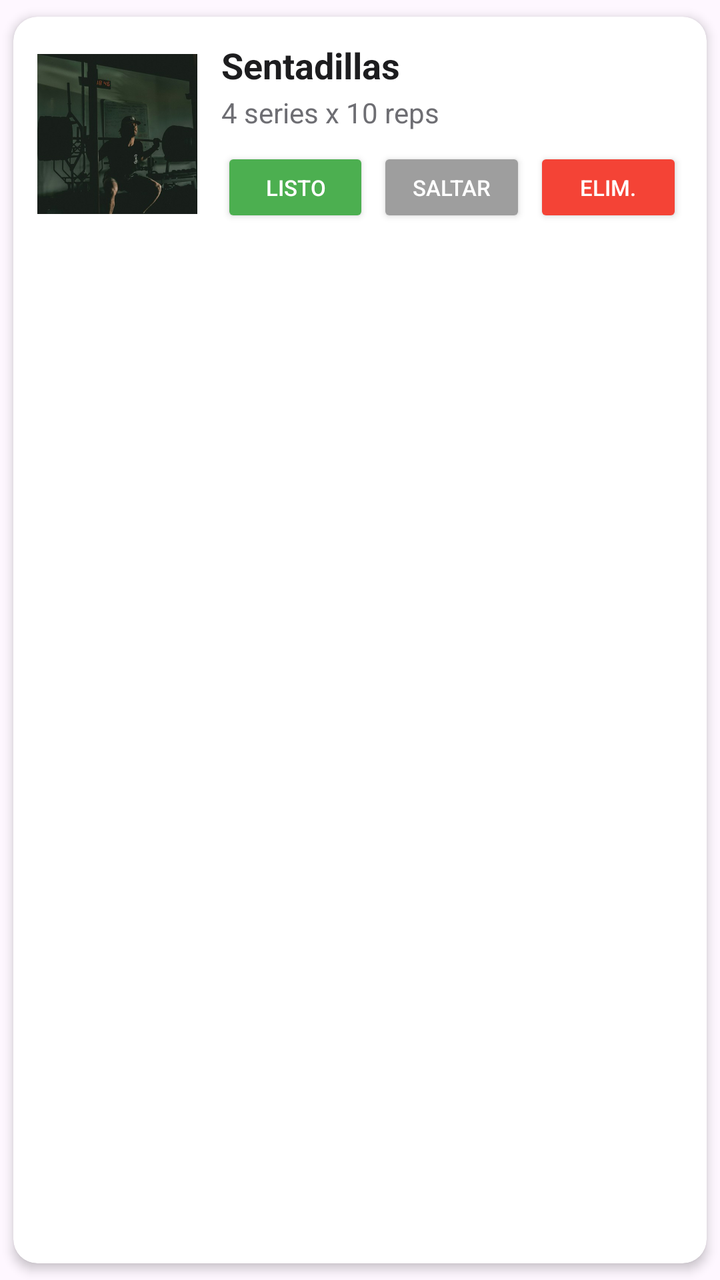
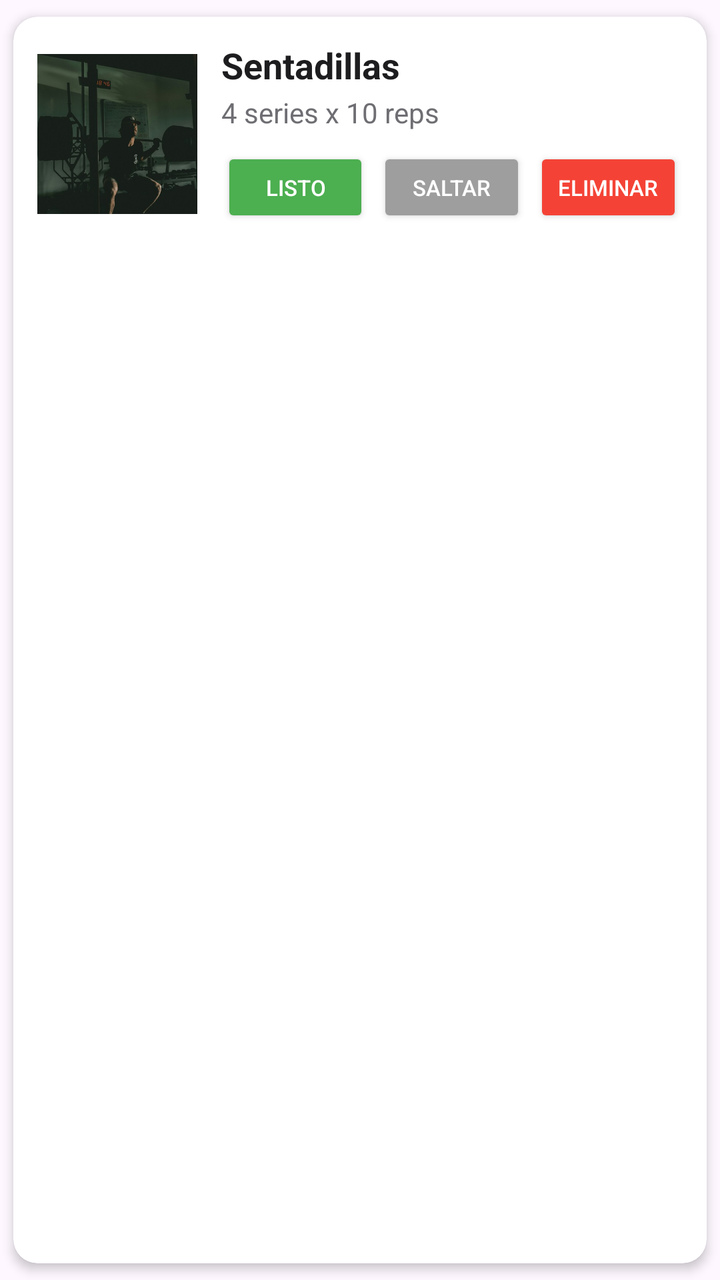

Screens rendered from an Android XML layout before and after an edit, with the pre-edit source and the edit as a unified diff.
<!-- AndroidManifest.xml: application theme Theme.Parcial1DiazSolis -->
<!-- res/layout/item_ejercicio.xml -->
<?xml version="1.0" encoding="utf-8"?>
<androidx.cardview.widget.CardView
    xmlns:android="http://schemas.android.com/apk/res/android"
    xmlns:app="http://schemas.android.com/apk/res-auto"
    android:layout_width="match_parent"
    android:layout_height="wrap_content"
    android:layout_marginBottom="12dp"
    app:cardCornerRadius="12dp"
    app:cardElevation="3dp"
    app:cardUseCompatPadding="true">

    <LinearLayout
        android:layout_width="match_parent"
        android:layout_height="wrap_content"
        android:orientation="horizontal"
        android:padding="12dp"
        android:gravity="center_vertical">

        
        <ImageView
            android:id="@+id/imgEjercicio"
            android:layout_width="80dp"
            android:layout_height="80dp"
            android:scaleType="centerCrop"
            android:contentDescription="@string/desc_ejercicio"
            android:src="@drawable/img_sentadilla" />

        
        <LinearLayout
            android:layout_width="0dp"
            android:layout_height="wrap_content"
            android:layout_weight="1"
            android:orientation="vertical"
            android:layout_marginStart="12dp">

            
            <TextView
                android:id="@+id/tvNombreEjercicio"
                android:layout_width="wrap_content"
                android:layout_height="wrap_content"
                android:text="@string/placeholder_ejercicio"
                android:textSize="18sp"
                android:textStyle="bold"
                android:textColor="#1D1D1F" />

            <TextView
                android:id="@+id/tvDetalleEjercicio"
                android:layout_width="wrap_content"
                android:layout_height="wrap_content"
                android:text="@string/detalle_ejercicio"
                android:textSize="14sp"
                android:textColor="#6E6E73"
                android:layout_marginTop="2dp" />

            
            <LinearLayout
                android:layout_width="match_parent"
                android:layout_height="wrap_content"
                android:orientation="horizontal"
                android:layout_marginTop="8dp">

                <Button
                    android:id="@+id/btnListo"
                    android:layout_width="0dp"
                    android:layout_height="40dp"
                    android:layout_weight="1"
                    android:text="Listo"
                    android:textSize="11sp"
                    android:backgroundTint="#4CAF50"
                    android:textColor="@android:color/white"
                    android:layout_marginEnd="4dp"
                    android:padding="0dp" />

                <Button
                    android:id="@+id/btnSaltar"
                    android:layout_width="0dp"
                    android:layout_height="40dp"
                    android:layout_weight="1"
                    android:text="Saltar"
                    android:textSize="11sp"
                    android:backgroundTint="#9E9E9E"
                    android:textColor="@android:color/white"
                    android:layout_marginEnd="4dp"
                    android:padding="0dp" />

                <Button
                    android:id="@+id/btnEliminar"
                    android:layout_width="0dp"
                    android:layout_height="40dp"
                    android:layout_weight="1"
                    android:text="Elim."
                    android:textSize="11sp"
                    android:backgroundTint="#F44336"
                    android:textColor="@android:color/white"
                    android:padding="0dp" />
            </LinearLayout>

        </LinearLayout>
    </LinearLayout>
</androidx.cardview.widget.CardView>
<!-- resources referenced by this layout -->
<resources>
  <!-- drawable img_sentadilla: jpg bitmap (drawable, 35421 bytes) -->
  <string name="desc_ejercicio">Imagen del ejercicio</string>
  <string name="detalle_ejercicio">4 series x 10 reps</string>
  <string name="placeholder_ejercicio">Sentadillas</string>
  <style name="Theme.Parcial1DiazSolis" parent="Base.Theme.Parcial1DiazSolis" />
  <style name="Base.Theme.Parcial1DiazSolis" parent="Theme.Material3.DayNight.NoActionBar">
          
          
      </style>
</resources>

<!-- the commit's change to res/layout/item_ejercicio.xml (unified diff, before → after) -->
@@ -16,7 +16,6 @@
         android:padding="12dp"
         android:gravity="center_vertical">
 
-        
         <ImageView
             android:id="@+id/imgEjercicio"
             android:layout_width="80dp"
@@ -25,7 +24,6 @@
             android:contentDescription="@string/desc_ejercicio"
             android:src="@drawable/img_sentadilla" />
 
-        
         <LinearLayout
             android:layout_width="0dp"
             android:layout_height="wrap_content"
@@ -33,7 +31,6 @@
             android:orientation="vertical"
             android:layout_marginStart="12dp">
 
-            
             <TextView
                 android:id="@+id/tvNombreEjercicio"
                 android:layout_width="wrap_content"
@@ -52,7 +49,6 @@
                 android:textColor="#6E6E73"
                 android:layout_marginTop="2dp" />
 
-            
             <LinearLayout
                 android:layout_width="match_parent"
                 android:layout_height="wrap_content"
@@ -62,36 +58,36 @@
                 <Button
                     android:id="@+id/btnListo"
                     android:layout_width="0dp"
-                    android:layout_height="40dp"
+                    android:layout_height="@dimen/altura_boton"
                     android:layout_weight="1"
-                    android:text="Listo"
-                    android:textSize="11sp"
-                    android:backgroundTint="#4CAF50"
-                    android:textColor="@android:color/white"
-                    android:layout_marginEnd="4dp"
+                    android:text="@string/btn_listo"
+                    android:textSize="@dimen/tamano_texto_boton"
+                    android:backgroundTint="@color/estado_listo"
+                    android:textColor="@color/white"
+                    android:layout_marginEnd="@dimen/margen_pequeno"
                     android:padding="0dp" />
 
                 <Button
                     android:id="@+id/btnSaltar"
                     android:layout_width="0dp"
-                    android:layout_height="40dp"
+                    android:layout_height="@dimen/altura_boton"
                     android:layout_weight="1"
-                    android:text="Saltar"
-                    android:textSize="11sp"
-                    android:backgroundTint="#9E9E9E"
-                    android:textColor="@android:color/white"
-                    android:layout_marginEnd="4dp"
+                    android:text="@string/btn_saltar"
+                    android:textSize="@dimen/tamano_texto_boton"
+                    android:backgroundTint="@color/estado_saltar"
+                    android:textColor="@color/white"
+                    android:layout_marginEnd="@dimen/margen_pequeno"
                     android:padding="0dp" />
 
                 <Button
                     android:id="@+id/btnEliminar"
                     android:layout_width="0dp"
-                    android:layout_height="40dp"
+                    android:layout_height="@dimen/altura_boton"
                     android:layout_weight="1"
-                    android:text="Elim."
-                    android:textSize="11sp"
-                    android:backgroundTint="#F44336"
-                    android:textColor="@android:color/white"
+                    android:text="@string/btn_eliminar"
+                    android:textSize="@dimen/tamano_texto_boton"
+                    android:backgroundTint="@color/estado_eliminar"
+                    android:textColor="@color/white"
                     android:padding="0dp" />
             </LinearLayout>
 
<!-- resource entries referenced after the edit -->
@@ -1,6 +1,16 @@
 <!-- resources referenced by this layout -->
 <resources>
+  <color name="estado_eliminar">#F44336</color>
+  <color name="estado_listo">#4CAF50</color>
+  <color name="estado_saltar">#9E9E9E</color>
+  <color name="white">#FFFFFFFF</color>
+  <dimen name="altura_boton">40dp</dimen>
+  <dimen name="margen_pequeno">4dp</dimen>
+  <dimen name="tamano_texto_boton">11sp</dimen>
   <!-- drawable img_sentadilla: jpg bitmap (drawable, 35421 bytes) -->
+  <string name="btn_eliminar">Eliminar</string>
+  <string name="btn_listo">Listo</string>
+  <string name="btn_saltar">Saltar</string>
   <string name="desc_ejercicio">Imagen del ejercicio</string>
   <string name="detalle_ejercicio">4 series x 10 reps</string>
   <string name="placeholder_ejercicio">Sentadillas</string>
